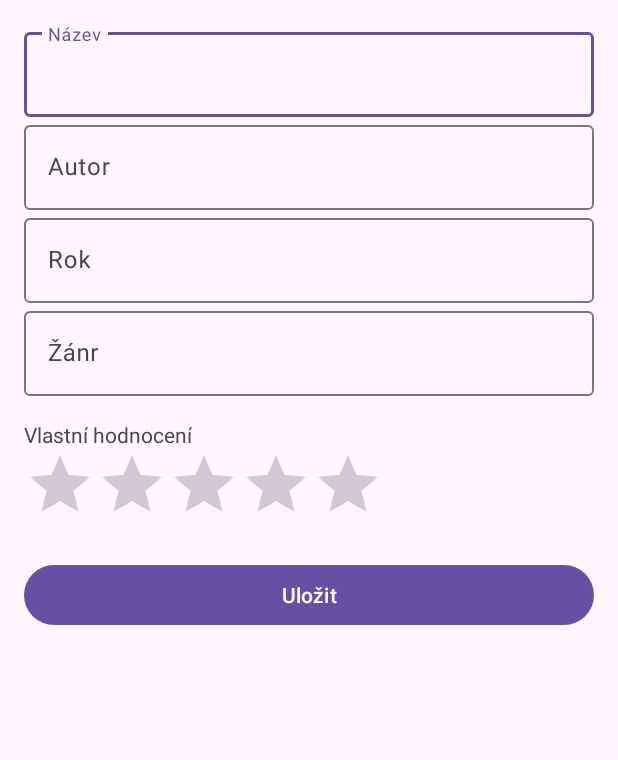
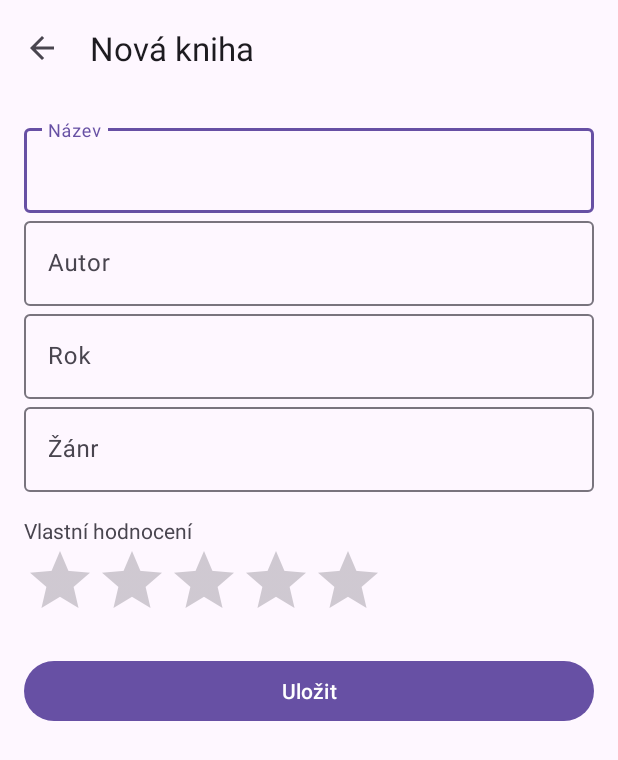
Before and after one commit to artenni4/UPCE-BMTA-PersonalLibrary, an Android app: the screen it shows after launch (AddEditBookActivity), after a tap on "Nová kniha", on a phone screen of 412 x 824 dp. Shown: the top 760 px of the screen. Run offline under Robolectric (Android 15) with nearby library versions, the phone set to English and light mode, and no system bars; our stand-ins replace Room's generated code.

Commit message:
test data

```diff
--- a/app/src/main/java/cz/upce/personallibrary/view/AddEditBookActivity.kt
+++ b/app/src/main/java/cz/upce/personallibrary/view/AddEditBookActivity.kt
@@ -24,6 +24,10 @@ class AddEditBookActivity : AppCompatActivity() {
 
         if (bookValues != null) {
             updateViewValues(bookValues)
+            binding.topAppBar.title = getString(R.string.edit_book)
+        }
+        else {
+            binding.topAppBar.title = getString(R.string.new_book)
         }
 
         binding.buttonSave.setOnClickListener {
@@ -40,6 +44,10 @@ class AddEditBookActivity : AppCompatActivity() {
                 setResult(Activity.RESULT_OK, intent)
                 finish()
             }
+        }
+
+        binding.topAppBar.setNavigationOnClickListener {
+            finish()
         }
     }
 
--- a/app/src/main/java/cz/upce/personallibrary/view/BookCatalogueActivity.kt
+++ b/app/src/main/java/cz/upce/personallibrary/view/BookCatalogueActivity.kt
@@ -17,9 +17,12 @@ import androidx.recyclerview.widget.RecyclerView
 import com.google.android.material.snackbar.Snackbar
 import cz.upce.personallibrary.R
 import cz.upce.personallibrary.databinding.ActivityBookCatalogueBinding
+import cz.upce.personallibrary.model.Book
+import cz.upce.personallibrary.model.BookRating
 import cz.upce.personallibrary.repository.BookRepository
 import cz.upce.personallibrary.repository.dao.BooksDatabase
 import cz.upce.personallibrary.viewmodel.BookCatalogueViewModel
+import java.time.Year
 
 class BookCatalogueActivity : AppCompatActivity() {
     private lateinit var viewModel: BookCatalogueViewModel
@@ -50,9 +53,8 @@ class BookCatalogueActivity : AppCompatActivity() {
     }
 
     private fun initTopBar() {
-        val menuItem = binding.topAppBar.menu.findItem(R.id.action_search)
+        binding.topAppBar.menu.findItem(R.id.action_search).let { menuItem ->
             val searchView = menuItem.actionView as SearchView
-
             searchView.setOnQueryTextListener(object : SearchView.OnQueryTextListener {
                 override fun onQueryTextSubmit(query: String?): Boolean {
                     viewModel.setSearch(searchView.query.toString())
@@ -79,6 +81,20 @@ class BookCatalogueActivity : AppCompatActivity() {
                     return true
                 }
             })
+        }
+
+        binding.topAppBar.setOnMenuItemClickListener { menuItem ->
+            if (menuItem.itemId == R.id.testing_data_action) {
+                viewModel.addBook(Book(0, "Book1", "Author1", Year.of(2000), "Genre1", BookRating(4.0f)))
+                viewModel.addBook(Book(0, "Book1 Part 2", "Author3", Year.of(2004), "Genre1", BookRating(5.0f)))
+                viewModel.addBook(Book(0, "Book2", "Author1", Year.of(2001), "Genre2", BookRating(1.0f)))
+                viewModel.addBook(Book(0, "Book3", "Author2", Year.of(2002), "Genre2", BookRating(5.0f)))
+                viewModel.addBook(Book(0, "Book4", "Author3", Year.of(2004), "Genre3", BookRating(3.0f)))
+                return@setOnMenuItemClickListener true
+            }
+
+            return@setOnMenuItemClickListener false
+        }
     }
 
     private fun initViewModel() {
--- /dev/null
+++ b/app/src/main/res/drawable/ic_back.xml
@@ -0,0 +1,10 @@
+<?xml version="1.0" encoding="utf-8"?>
+<vector android:width="24dp"
+    android:height="24dp"
+    android:viewportWidth="960"
+    android:viewportHeight="960"
+    android:tint="?attr/colorControlNormal"
+    android:autoMirrored="true"
+    xmlns:android="http://schemas.android.com/apk/res/android">
+    <path android:fillColor="@android:color/white" android:pathData="M313,520L537,744L480,800L160,480L480,160L537,216L313,440L800,440L800,520L313,520Z"/>
+</vector>
--- a/app/src/main/res/layout/activity_add_edit_book.xml
+++ b/app/src/main/res/layout/activity_add_edit_book.xml
@@ -1,13 +1,33 @@
 <?xml version="1.0" encoding="utf-8"?>
-<ScrollView xmlns:android="http://schemas.android.com/apk/res/android"
+<androidx.constraintlayout.widget.ConstraintLayout xmlns:android="http://schemas.android.com/apk/res/android"
     android:layout_width="match_parent"
     android:layout_height="match_parent"
-    android:padding="16dp">
+    xmlns:app="http://schemas.android.com/apk/res-auto">
 
+    <com.google.android.material.appbar.AppBarLayout
+        android:id="@+id/top_bar"
+        app:layout_constraintTop_toTopOf="parent"
+        android:layout_width="match_parent"
+        android:layout_height="wrap_content">
+
+        <com.google.android.material.appbar.MaterialToolbar
+            android:id="@+id/topAppBar"
+            android:layout_width="match_parent"
+            android:layout_height="wrap_content"
+            android:minHeight="?attr/actionBarSize"
+            app:navigationIcon="@drawable/ic_back"/>
+
+    </com.google.android.material.appbar.AppBarLayout>
+
+    <ScrollView
+        app:layout_constraintTop_toBottomOf="@id/top_bar"
+        android:layout_width="match_parent"
+        android:layout_height="0dp">
         <LinearLayout
             android:layout_width="match_parent"
             android:layout_height="wrap_content"
-        android:orientation="vertical">
+            android:orientation="vertical"
+            android:padding="16dp">
 
             <com.google.android.material.textfield.TextInputLayout
                 android:layout_width="match_parent"
@@ -80,3 +100,4 @@
                 android:layout_marginTop="16dp"/>
         </LinearLayout>
     </ScrollView>
+</androidx.constraintlayout.widget.ConstraintLayout>
--- a/app/src/main/res/values/strings.xml
+++ b/app/src/main/res/values/strings.xml
@@ -14,4 +14,6 @@
     <string name="undo">Vrátit</string>
     <string name="search">Hledat</string>
     <string name="new_book">Nová kniha</string>
+    <string name="edit_book">Úprava knihy</string>
+    <string name="add_testing_data">Přidat testovací data</string>
 </resources>
```
Also changed, not shown: app/src/main/res/drawable/ic_close.xml (added, +9 -0 lines), app/src/main/res/menu/search_menu.xml (+6 -1 lines). Lines whose indentation alone changed are shown as unchanged.
